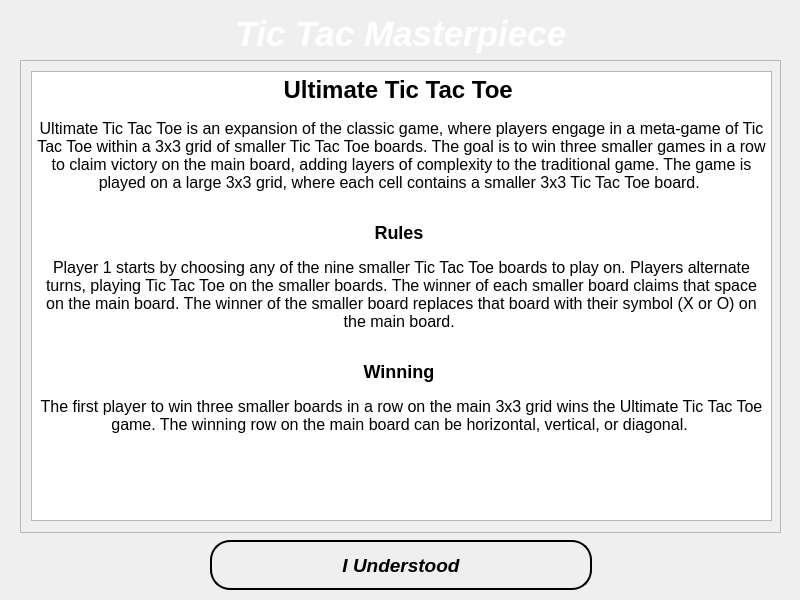
Mohammed-3tef/Tic_Tac_Masterpiece_GUI, file help_ultimate.ui: the form before one commit.
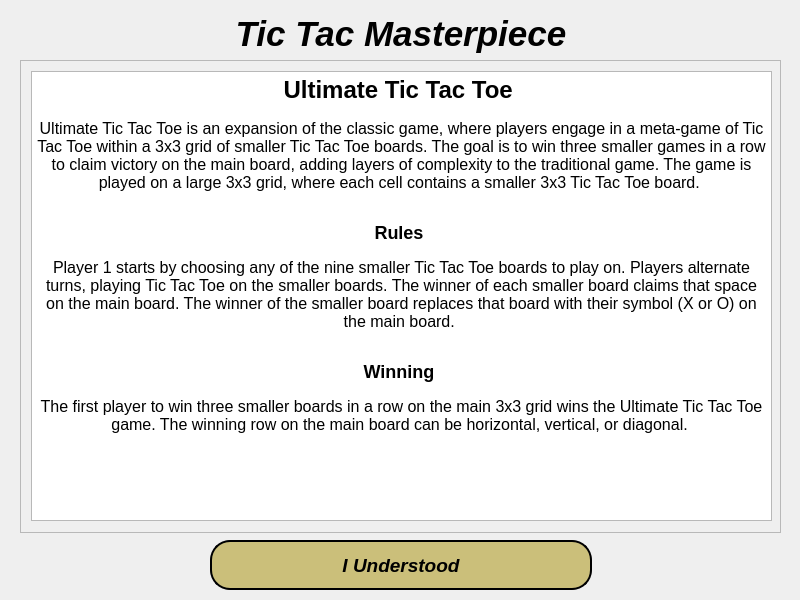
The form after the commit. Icons and pictures are not drawn.

What changed in the file:
```diff
--- a/help_ultimate.ui
+++ b/help_ultimate.ui
@@ -90,7 +90,7 @@
      </font>
     </property>
     <property name="styleSheet">
-     <string notr="true">color: white;</string>
+     <string notr="true">color: #000;</string>
     </property>
     <property name="text">
      <string>Tic Tac Masterpiece</string>
@@ -125,9 +125,7 @@
      <string notr="true">QPushButton {
 	margin-right: 200%;
 	margin-left: 200%;
-	background: qlineargradient(spread:pad, x1:0, y1:0, x2:1, y2:0,  
-	stop:1 #c8b6ff
-	stop:0 #7ccbd6);
+	background: #cbbf7a;
 	
     color: #000; 
     border: 2px solid rgb(0,0,0) ;
```
Left out of the diff: 26 changed lines with no effect on the pictures.
